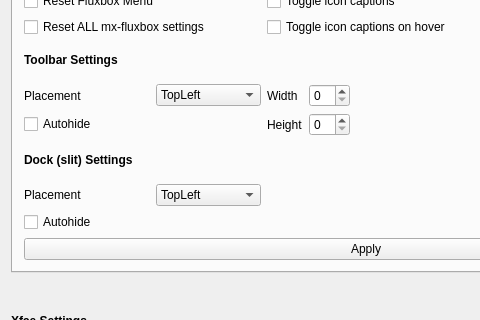
This is defaultlook.ui in MX-Linux/mx-tweak as Qt 5 draws it before an edit; both pictures show x 0 to 480 and y 125 to 445 of the 732 by 562 pixel window. The edited form follows.
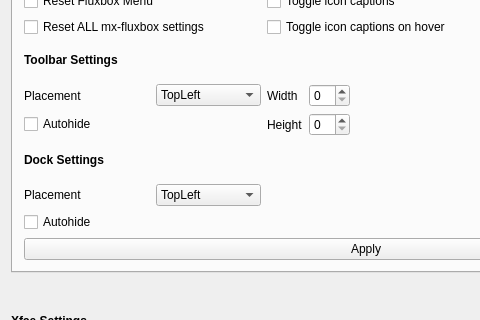
This is the edited form. Icons and pictures are not drawn.

Commit message: revised translation on dock placement

```diff
--- a/defaultlook.ui
+++ b/defaultlook.ui
@@ -1259,7 +1259,7 @@
            <item row="7" column="0">
             <widget class="QLabel" name="label_19">
              <property name="text">
-              <string>&lt;html&gt;&lt;head/&gt;&lt;body&gt;&lt;p&gt;&lt;span style=&quot; font-weight:600;&quot;&gt;Dock (slit) Settings&lt;/span&gt;&lt;/p&gt;&lt;/body&gt;&lt;/html&gt;</string>
+              <string>&lt;html&gt;&lt;head/&gt;&lt;body&gt;&lt;p&gt;&lt;span style=&quot; font-weight:600;&quot;&gt;Dock Settings&lt;/span&gt;&lt;/p&gt;&lt;/body&gt;&lt;/html&gt;</string>
              </property>
             </widget>
            </item>
```
The commit also changes 46 other files.
